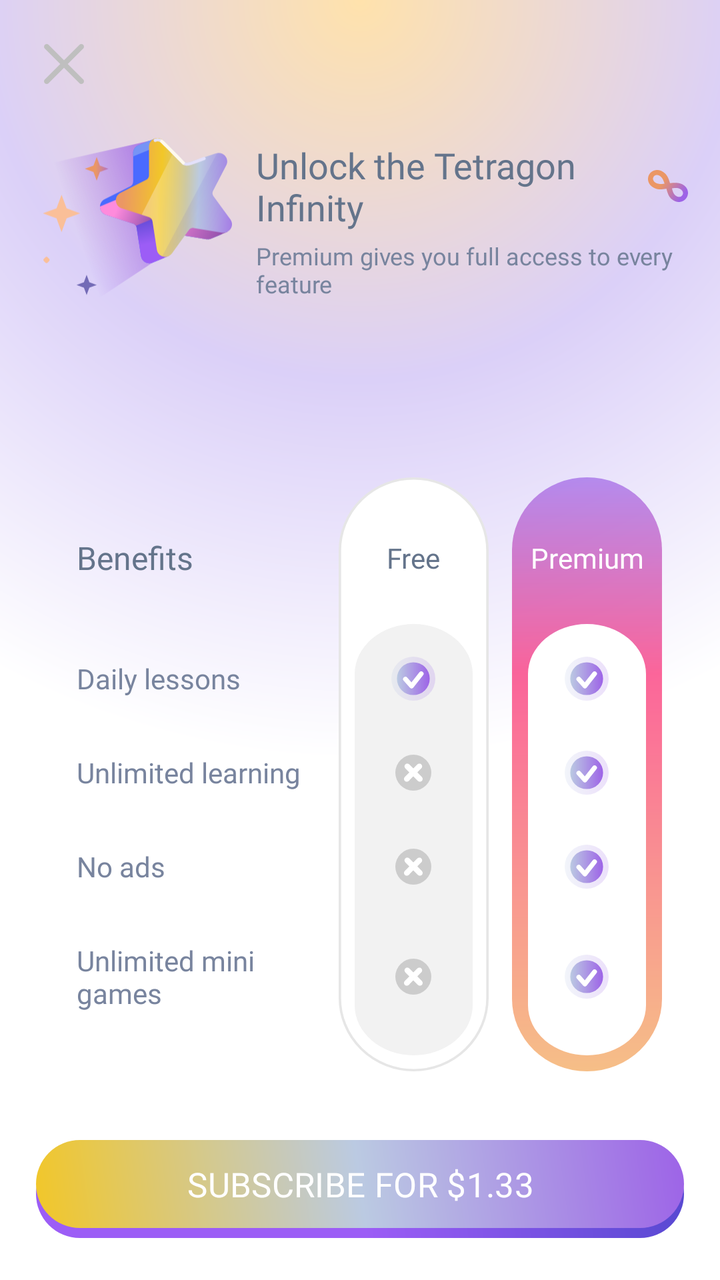
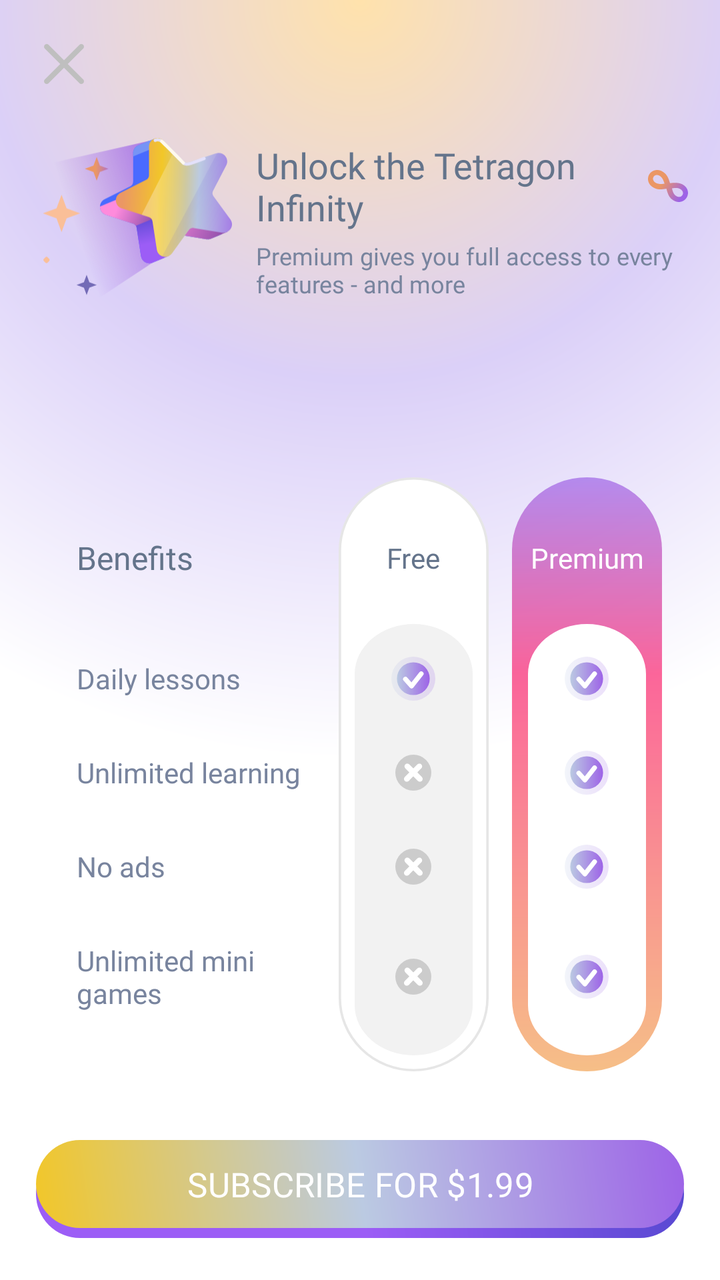

Screens rendered from an Android XML layout before and after an edit, with the pre-edit source and the edit as a unified diff.
<!-- AndroidManifest.xml: application theme Theme.Tetragon -->
<!-- res/layout/activity_intro_subscription.xml -->
<?xml version="1.0" encoding="utf-8"?>
<androidx.constraintlayout.widget.ConstraintLayout xmlns:android="http://schemas.android.com/apk/res/android"
    xmlns:app="http://schemas.android.com/apk/res-auto"
    xmlns:tools="http://schemas.android.com/tools"
    android:id="@+id/main"
    android:layout_width="match_parent"
    android:layout_height="match_parent"
    android:background="@drawable/custom_bg_top_glow"
    tools:context=".subscriptionModel.IntroSubscriptionActivity">

    <androidx.constraintlayout.widget.ConstraintLayout
        android:layout_width="match_parent"
        android:layout_height="match_parent"
        android:padding="16dp">

        <ImageView
            android:id="@+id/btnClose"
            android:layout_width="32dp"
            android:layout_height="32dp"
            android:padding="6dp"
            android:src="@drawable/exit_btn"
            app:layout_constraintStart_toStartOf="parent"
            app:layout_constraintTop_toTopOf="parent"/>

        <androidx.constraintlayout.widget.ConstraintLayout
            android:id="@+id/headerContainer"
            android:layout_width="wrap_content"
            android:layout_height="wrap_content"
            android:layout_marginTop="12dp"
            app:layout_constraintEnd_toEndOf="parent"
            app:layout_constraintStart_toStartOf="parent"
            app:layout_constraintTop_toBottomOf="@id/btnClose">

            <ImageView
                android:id="@+id/ivHeaderStar"
                android:layout_width="100dp"
                android:layout_height="100dp"
                android:src="@drawable/star_subscription"
                app:layout_constraintBottom_toBottomOf="parent"
                app:layout_constraintStart_toStartOf="parent"
                app:layout_constraintTop_toTopOf="parent" />

            <androidx.constraintlayout.widget.ConstraintLayout
                android:id="@+id/headerTextContainer"
                android:layout_width="wrap_content"
                android:layout_height="wrap_content"
                android:layout_marginStart="12dp"
                app:layout_constrainedWidth="true"
                app:layout_constraintBottom_toBottomOf="@id/ivHeaderStar"
                app:layout_constraintEnd_toEndOf="parent"
                app:layout_constraintStart_toEndOf="@id/ivHeaderStar"
                app:layout_constraintTop_toTopOf="@id/ivHeaderStar">

                <TextView
                    android:id="@+id/tvHeaderTitleCombined"
                    android:layout_width="0dp"
                    android:layout_height="wrap_content"
                    android:fontFamily="@font/inter_semibold"
                    android:text="Unlock the Tetragon Infinity"
                    android:textColor="@color/text_color"
                    android:textSize="18sp"
                    android:maxLines="2"
                    android:ellipsize="end"
                    app:layout_constraintHorizontal_bias="0"
                    app:layout_constraintHorizontal_chainStyle="packed"
                    app:layout_constraintStart_toStartOf="parent"
                    app:layout_constraintTop_toTopOf="parent"
                    app:layout_constraintEnd_toStartOf="@+id/ivInfinity"
                    app:layout_constraintWidth_default="wrap" />

                <ImageView
                    android:id="@+id/ivInfinity"
                    android:layout_width="20dp"
                    android:layout_height="20dp"
                    android:layout_marginStart="8dp"
                    android:src="@drawable/infinity_subscription"
                    app:layout_constraintBottom_toBottomOf="@id/tvHeaderTitleCombined"
                    app:layout_constraintEnd_toEndOf="parent"
                    app:layout_constraintStart_toEndOf="@id/tvHeaderTitleCombined"
                    app:layout_constraintTop_toTopOf="@id/tvHeaderTitleCombined" />

                <TextView
                    android:id="@+id/tvSubtitle"
                    android:layout_width="wrap_content"
                    android:layout_height="wrap_content"
                    android:layout_marginTop="4dp"
                    android:fontFamily="@font/inter_medium"
                    android:text="Premium gives you full access to every feature"
                    android:textColor="#78849E"
                    android:textSize="12sp"
                    app:layout_constrainedWidth="true"
                    app:layout_constraintEnd_toEndOf="parent"
                    app:layout_constraintHorizontal_bias="0"
                    app:layout_constraintStart_toStartOf="parent"
                    app:layout_constraintTop_toBottomOf="@id/tvHeaderTitleCombined" />

            </androidx.constraintlayout.widget.ConstraintLayout>
        </androidx.constraintlayout.widget.ConstraintLayout>

        <androidx.constraintlayout.widget.ConstraintLayout
            android:id="@+id/comparisonTableContainer"
            android:layout_width="0dp"
            android:layout_height="0dp"
            android:layout_marginTop="16dp"
            android:layout_marginBottom="16dp"
            android:paddingTop="80dp"
            android:clipToPadding="false"
            android:clipChildren="false"
            app:layout_constraintWidth_max="600dp"
            app:layout_constraintWidth_default="wrap"
            app:layout_constraintBottom_toTopOf="@id/subscirbe_container"
            app:layout_constraintEnd_toEndOf="parent"
            app:layout_constraintStart_toStartOf="parent"
            app:layout_constraintTop_toBottomOf="@id/headerContainer">

            <androidx.constraintlayout.widget.Guideline
                android:id="@+id/g1"
                android:layout_width="wrap_content"
                android:layout_height="wrap_content"
                android:orientation="vertical"
                app:layout_constraintGuide_percent="0.05" />

            <androidx.constraintlayout.widget.Guideline
                android:id="@+id/g2"
                android:layout_width="wrap_content"
                android:layout_height="wrap_content"
                android:orientation="vertical"
                app:layout_constraintGuide_percent="0.45" />

            <androidx.constraintlayout.widget.Guideline
                android:id="@+id/g3"
                android:layout_width="wrap_content"
                android:layout_height="wrap_content"
                android:orientation="vertical"
                app:layout_constraintGuide_percent="0.72" />

            <androidx.constraintlayout.widget.ConstraintLayout
                android:id="@+id/freePillContainer"
                android:layout_width="85dp"
                android:layout_height="0dp"
                android:layout_marginTop="-35dp"
                android:layout_marginBottom="-35dp"
                android:padding="5dp"
                app:layout_constraintTop_toTopOf="@id/labelBenefits"
                app:layout_constraintBottom_toBottomOf="@id/r4"
                app:layout_constraintStart_toStartOf="@id/g2"
                app:layout_constraintEnd_toStartOf="@id/g3">

                <View
                    android:layout_width="match_parent"
                    android:layout_height="match_parent"
                    android:background="@drawable/custom_free_column_border" />

                <View
                    android:layout_width="match_parent"
                    android:layout_height="0dp"
                    android:layout_margin="8dp"
                    android:background="@drawable/custom_inner_pill_gray"
                    app:layout_constraintBottom_toBottomOf="parent"
                    app:layout_constraintTop_toBottomOf="@id/freeHeaderGuideline" />

                <androidx.constraintlayout.widget.Guideline
                    android:id="@+id/freeHeaderGuideline"
                    android:layout_width="wrap_content"
                    android:layout_height="wrap_content"
                    android:orientation="horizontal"
                    app:layout_constraintGuide_percent="0.22" />
            </androidx.constraintlayout.widget.ConstraintLayout>

            <androidx.constraintlayout.widget.ConstraintLayout
                android:id="@+id/premiumPillContainer"
                android:layout_width="85dp"
                android:layout_height="0dp"
                android:layout_marginTop="-35dp"
                android:layout_marginBottom="-35dp"
                android:padding="5dp"
                app:layout_constraintTop_toTopOf="@id/labelBenefits"
                app:layout_constraintBottom_toBottomOf="@id/r4"
                app:layout_constraintStart_toStartOf="@id/g3"
                app:layout_constraintEnd_toEndOf="parent">

                <View
                    android:layout_width="match_parent"
                    android:layout_height="match_parent"
                    android:background="@drawable/custom_premium_column_gradient" />

                <View
                    android:layout_width="match_parent"
                    android:layout_height="0dp"
                    android:layout_margin="8dp"
                    android:background="@drawable/custom_inner_pill"
                    app:layout_constraintBottom_toBottomOf="parent"
                    app:layout_constraintTop_toBottomOf="@id/premiumHeaderGuideline" />

                <androidx.constraintlayout.widget.Guideline
                    android:id="@+id/premiumHeaderGuideline"
                    android:layout_width="wrap_content"
                    android:layout_height="wrap_content"
                    android:orientation="horizontal"
                    app:layout_constraintGuide_percent="0.22" />
            </androidx.constraintlayout.widget.ConstraintLayout>

            <TextView
                android:id="@+id/labelBenefits"
                android:layout_width="0dp"
                android:layout_height="wrap_content"
                android:layout_marginTop="12dp"
                android:fontFamily="@font/inter_bold"
                android:text="Benefits"
                android:textColor="@color/text_color"
                android:textSize="16sp"
                app:layout_constraintEnd_toStartOf="@id/g2"
                app:layout_constraintStart_toStartOf="@id/g1"
                app:layout_constraintTop_toTopOf="parent" />

            <TextView
                android:id="@+id/tvFreeHeader"
                android:layout_width="0dp"
                android:layout_height="wrap_content"
                android:fontFamily="@font/inter_bold"
                android:text="Free"
                android:textAlignment="center"
                android:textColor="@color/text_color"
                app:layout_constraintBottom_toBottomOf="@id/labelBenefits"
                app:layout_constraintEnd_toEndOf="@id/freePillContainer"
                app:layout_constraintStart_toStartOf="@id/freePillContainer"
                app:layout_constraintTop_toTopOf="@id/labelBenefits" />

            <TextView
                android:id="@+id/tvPremiumHeader"
                android:layout_width="0dp"
                android:layout_height="wrap_content"
                android:fontFamily="@font/inter_bold"
                android:text="Premium"
                android:textAlignment="center"
                android:textColor="@color/white"
                app:layout_constraintBottom_toBottomOf="@id/labelBenefits"
                app:layout_constraintEnd_toEndOf="@id/premiumPillContainer"
                app:layout_constraintStart_toStartOf="@id/premiumPillContainer"
                app:layout_constraintTop_toTopOf="@id/labelBenefits" />

            <TextView
                android:id="@+id/r1"
                android:layout_width="0dp"
                android:layout_height="wrap_content"
                android:layout_marginTop="40dp"
                android:fontFamily="@font/inter_semibold"
                android:text="Daily lessons"
                android:textColor="#78849E"
                app:layout_constraintEnd_toEndOf="@id/labelBenefits"
                app:layout_constraintStart_toStartOf="@id/labelBenefits"
                app:layout_constraintTop_toBottomOf="@id/labelBenefits" />

            <ImageView
                android:layout_width="22dp"
                android:layout_height="22dp"
                android:src="@drawable/ic_check_circle"
                app:layout_constraintBottom_toBottomOf="@id/r1"
                app:layout_constraintEnd_toEndOf="@id/freePillContainer"
                app:layout_constraintStart_toStartOf="@id/freePillContainer"
                app:layout_constraintTop_toTopOf="@id/r1" />

            <ImageView
                android:layout_width="22dp"
                android:layout_height="22dp"
                android:src="@drawable/ic_check_circle"
                app:layout_constraintBottom_toBottomOf="@id/r1"
                app:layout_constraintEnd_toEndOf="@id/premiumPillContainer"
                app:layout_constraintStart_toStartOf="@id/premiumPillContainer"
                app:layout_constraintTop_toTopOf="@id/r1" />

            <TextView
                android:id="@+id/r2"
                android:layout_width="0dp"
                android:layout_height="wrap_content"
                android:layout_marginTop="28dp"
                android:fontFamily="@font/inter_semibold"
                android:text="Unlimited learning"
                android:textColor="#78849E"
                app:layout_constraintEnd_toEndOf="@id/r1"
                app:layout_constraintStart_toStartOf="@id/r1"
                app:layout_constraintTop_toBottomOf="@id/r1" />

            <ImageView
                android:layout_width="18dp"
                android:layout_height="18dp"
                android:src="@drawable/ic_uncheck_circle"
                app:layout_constraintBottom_toBottomOf="@id/r2"
                app:layout_constraintEnd_toEndOf="@id/freePillContainer"
                app:layout_constraintStart_toStartOf="@id/freePillContainer"
                app:layout_constraintTop_toTopOf="@id/r2" />

            <ImageView
                android:layout_width="22dp"
                android:layout_height="22dp"
                android:src="@drawable/ic_check_circle"
                app:layout_constraintBottom_toBottomOf="@id/r2"
                app:layout_constraintEnd_toEndOf="@id/premiumPillContainer"
                app:layout_constraintStart_toStartOf="@id/premiumPillContainer"
                app:layout_constraintTop_toTopOf="@id/r2" />

            <TextView
                android:id="@+id/r3"
                android:layout_width="0dp"
                android:layout_height="wrap_content"
                android:layout_marginTop="28dp"
                android:fontFamily="@font/inter_semibold"
                android:text="No ads"
                android:textColor="#78849E"
                app:layout_constraintEnd_toEndOf="@id/r2"
                app:layout_constraintStart_toStartOf="@id/r2"
                app:layout_constraintTop_toBottomOf="@id/r2" />

            <ImageView
                android:layout_width="18dp"
                android:layout_height="18dp"
                android:src="@drawable/ic_uncheck_circle"
                app:layout_constraintBottom_toBottomOf="@id/r3"
                app:layout_constraintEnd_toEndOf="@id/freePillContainer"
                app:layout_constraintStart_toStartOf="@id/freePillContainer"
                app:layout_constraintTop_toTopOf="@id/r3" />

            <ImageView
                android:layout_width="22dp"
                android:layout_height="22dp"
                android:src="@drawable/ic_check_circle"
                app:layout_constraintBottom_toBottomOf="@id/r3"
                app:layout_constraintEnd_toEndOf="@id/premiumPillContainer"
                app:layout_constraintStart_toStartOf="@id/premiumPillContainer"
                app:layout_constraintTop_toTopOf="@id/r3" />

            <TextView
                android:id="@+id/r4"
                android:layout_width="0dp"
                android:layout_height="wrap_content"
                android:layout_marginTop="28dp"
                android:fontFamily="@font/inter_semibold"
                android:text="Unlimited mini games"
                android:textColor="#78849E"
                app:layout_constraintEnd_toEndOf="@id/r3"
                app:layout_constraintStart_toStartOf="@id/r3"
                app:layout_constraintTop_toBottomOf="@id/r3" />

            <ImageView
                android:layout_width="18dp"
                android:layout_height="18dp"
                android:src="@drawable/ic_uncheck_circle"
                app:layout_constraintBottom_toBottomOf="@id/r4"
                app:layout_constraintEnd_toEndOf="@id/freePillContainer"
                app:layout_constraintStart_toStartOf="@id/freePillContainer"
                app:layout_constraintTop_toTopOf="@id/r4" />

            <ImageView
                android:layout_width="22dp"
                android:layout_height="22dp"
                android:src="@drawable/ic_check_circle"
                app:layout_constraintBottom_toBottomOf="@id/r4"
                app:layout_constraintEnd_toEndOf="@id/premiumPillContainer"
                app:layout_constraintStart_toStartOf="@id/premiumPillContainer"
                app:layout_constraintTop_toTopOf="@id/r4" />
        </androidx.constraintlayout.widget.ConstraintLayout>

        <FrameLayout
            android:id="@+id/subscirbe_container"
            android:layout_width="match_parent"
            android:layout_height="wrap_content"
            android:layout_marginTop="5dp"
            android:clipChildren="false"
            android:clipToPadding="false"
            android:paddingBottom="8dp"
            app:layout_constraintBottom_toBottomOf="parent"
            app:layout_constraintEnd_toEndOf="parent"
            app:layout_constraintStart_toStartOf="parent">

            <FrameLayout
                android:id="@+id/subscribe_enabled_btn_container"
                android:layout_width="match_parent"
                android:layout_height="wrap_content"
                android:visibility="visible">

                <View
                    android:layout_width="match_parent"
                    android:layout_height="48dp"
                    android:background="@drawable/custom_gradient_button_shadow"
                    android:translationY="5dp" />

                <Button
                    android:id="@+id/subscribe_enabled_btn"
                    android:layout_width="match_parent"
                    android:layout_height="48dp"
                    android:background="@drawable/custom_gradient_button"
                    android:fontFamily="@font/inter_semibold"
                    android:stateListAnimator="@drawable/button_animator"
                    android:text="SUBSCRIBE FOR $1.33"
                    android:textColor="@color/white"
                    android:textSize="17sp"
                    app:backgroundTint="@null" />
            </FrameLayout>

            <FrameLayout
                android:id="@+id/subscribe_disabled_btn_container"
                android:layout_width="match_parent"
                android:layout_height="wrap_content"
                android:visibility="invisible">

                <View
                    android:layout_width="match_parent"
                    android:layout_height="48dp"
                    android:background="@drawable/custom_button"
                    android:backgroundTint="@color/gray_2"
                    android:translationY="5dp" />

                <TextView
                    android:id="@+id/subscribe_disabled_btn"
                    android:layout_width="match_parent"
                    android:layout_height="48dp"
                    android:fontFamily="@font/inter_semibold"
                    android:gravity="center"
                    android:text="LOADING.."
                    android:textColor="@color/gray_1"
                    android:textSize="17sp"
                    android:translationY="5dp" />
            </FrameLayout>
        </FrameLayout>

    </androidx.constraintlayout.widget.ConstraintLayout>

</androidx.constraintlayout.widget.ConstraintLayout>
<!-- resources referenced by this layout -->
<resources>
  <color name="gray_1">#A5A5A5</color>
  <color name="gray_2">#E5E5E5</color>
  <color name="text_color">#64748b</color>
  <color name="white">#FFFFFFFF</color>
  <!-- drawable button_animator (drawable) -->
  <?xml version="1.0" encoding="utf-8"?>
  <selector xmlns:android="http://schemas.android.com/apk/res/android">
  
      
      <item android:state_pressed="true">
          <objectAnimator
              android:propertyName="translationY"
              android:valueTo="5dp"
              android:duration="0" />
      </item>
  
      
      <item>
          <objectAnimator
              android:propertyName="translationY"
              android:valueTo="0dp"
              android:duration="0" />
      </item>
  
  </selector>
  <!-- drawable custom_bg_top_glow (drawable) -->
  <?xml version="1.0" encoding="utf-8"?>
  <shape xmlns:android="http://schemas.android.com/apk/res/android"
      android:shape="rectangle">
      <gradient
          android:type="radial"
          android:gradientRadius="380dp"
          android:centerX="50%"
          android:centerY="0%"
          android:startColor="#FFE2AC"
          android:centerColor="#DBD0F8"
          android:endColor="#FFFFFF" />
  </shape>
  <!-- drawable custom_button (drawable) -->
  <?xml version="1.0" encoding="utf-8"?>
  <shape xmlns:android="http://schemas.android.com/apk/res/android"
      android:shape="rectangle">
      <solid android:color="#ffffff"/>
      <stroke android:color="#e5e5e5"
          android:width="2dp"/>
      <corners android:radius="100dp"/>
  </shape>
  <!-- drawable custom_inner_pill (drawable) -->
  <vector xmlns:android="http://schemas.android.com/apk/res/android"
      android:width="86.81dp"
      android:height="373.87dp"
      android:viewportWidth="86.81"
      android:viewportHeight="373.87">
    <path
        android:pathData="M43.4,0L43.41,0A43.4,43.4 0,0 1,86.81 43.4L86.81,330.47A43.4,43.4 0,0 1,43.41 373.87L43.4,373.87A43.4,43.4 0,0 1,0 330.47L0,43.4A43.4,43.4 0,0 1,43.4 0z"
        android:fillColor="#fff"/>
  </vector>
  <!-- drawable custom_inner_pill_gray (drawable) -->
  <vector xmlns:android="http://schemas.android.com/apk/res/android"
      android:width="86.81dp"
      android:height="373.87dp"
      android:viewportWidth="86.81"
      android:viewportHeight="373.87">
    <path
        android:pathData="M43.4,0L43.41,0A43.4,43.4 0,0 1,86.81 43.4L86.81,330.47A43.4,43.4 0,0 1,43.41 373.87L43.4,373.87A43.4,43.4 0,0 1,0 330.47L0,43.4A43.4,43.4 0,0 1,43.4 0z"
        android:fillColor="#f2f2f2"/>
  </vector>
  <style name="Theme.Tetragon" parent="Base.Theme.Tetragon" />
  <style name="Base.Theme.Tetragon" parent="Theme.Material3.DayNight.NoActionBar">
          
          
          <item name="android:statusBarColor">@color/white</item>
          <item name="android:navigationBarColor">@color/white</item>
          
          <item name="android:windowLightStatusBar">true</item>
      </style>
  <!-- unchanged entries left out for length: 9 -->
</resources>

<!-- the commit's change to res/layout/activity_intro_subscription.xml (unified diff, before → after) -->
@@ -56,7 +56,7 @@
                     android:layout_width="0dp"
                     android:layout_height="wrap_content"
                     android:fontFamily="@font/inter_semibold"
-                    android:text="Unlock the Tetragon Infinity"
+                    android:text="@string/unlock_the_tetragon_infinity"
                     android:textColor="@color/text_color"
                     android:textSize="18sp"
                     android:maxLines="2"
@@ -85,7 +85,7 @@
                     android:layout_height="wrap_content"
                     android:layout_marginTop="4dp"
                     android:fontFamily="@font/inter_medium"
-                    android:text="Premium gives you full access to every feature"
+                    android:text="@string/premium_gives_you_full_access_to_every_features_and_more"
                     android:textColor="#78849E"
                     android:textSize="12sp"
                     app:layout_constrainedWidth="true"
@@ -206,7 +206,7 @@
                 android:layout_height="wrap_content"
                 android:layout_marginTop="12dp"
                 android:fontFamily="@font/inter_bold"
-                android:text="Benefits"
+                android:text="@string/benefits"
                 android:textColor="@color/text_color"
                 android:textSize="16sp"
                 app:layout_constraintEnd_toStartOf="@id/g2"
@@ -218,7 +218,7 @@
                 android:layout_width="0dp"
                 android:layout_height="wrap_content"
                 android:fontFamily="@font/inter_bold"
-                android:text="Free"
+                android:text="@string/free"
                 android:textAlignment="center"
                 android:textColor="@color/text_color"
                 app:layout_constraintBottom_toBottomOf="@id/labelBenefits"
@@ -231,7 +231,7 @@
                 android:layout_width="0dp"
                 android:layout_height="wrap_content"
                 android:fontFamily="@font/inter_bold"
-                android:text="Premium"
+                android:text="@string/premium"
                 android:textAlignment="center"
                 android:textColor="@color/white"
                 app:layout_constraintBottom_toBottomOf="@id/labelBenefits"
@@ -245,7 +245,7 @@
                 android:layout_height="wrap_content"
                 android:layout_marginTop="40dp"
                 android:fontFamily="@font/inter_semibold"
-                android:text="Daily lessons"
+                android:text="@string/daily_lessons"
                 android:textColor="#78849E"
                 app:layout_constraintEnd_toEndOf="@id/labelBenefits"
                 app:layout_constraintStart_toStartOf="@id/labelBenefits"
@@ -275,7 +275,7 @@
                 android:layout_height="wrap_content"
                 android:layout_marginTop="28dp"
                 android:fontFamily="@font/inter_semibold"
-                android:text="Unlimited learning"
+                android:text="@string/unlimited_learning"
                 android:textColor="#78849E"
                 app:layout_constraintEnd_toEndOf="@id/r1"
                 app:layout_constraintStart_toStartOf="@id/r1"
@@ -305,7 +305,7 @@
                 android:layout_height="wrap_content"
                 android:layout_marginTop="28dp"
                 android:fontFamily="@font/inter_semibold"
-                android:text="No ads"
+                android:text="@string/no_ads"
                 android:textColor="#78849E"
                 app:layout_constraintEnd_toEndOf="@id/r2"
                 app:layout_constraintStart_toStartOf="@id/r2"
@@ -335,7 +335,7 @@
                 android:layout_height="wrap_content"
                 android:layout_marginTop="28dp"
                 android:fontFamily="@font/inter_semibold"
-                android:text="Unlimited mini games"
+                android:text="@string/unlimited_mini_games"
                 android:textColor="#78849E"
                 app:layout_constraintEnd_toEndOf="@id/r3"
                 app:layout_constraintStart_toStartOf="@id/r3"
@@ -391,7 +391,7 @@
                     android:background="@drawable/custom_gradient_button"
                     android:fontFamily="@font/inter_semibold"
                     android:stateListAnimator="@drawable/button_animator"
-                    android:text="SUBSCRIBE FOR $1.33"
+                    android:text="@string/subscribe_for_1_33"
                     android:textColor="@color/white"
                     android:textSize="17sp"
                     app:backgroundTint="@null" />
@@ -416,7 +416,7 @@
                     android:layout_height="48dp"
                     android:fontFamily="@font/inter_semibold"
                     android:gravity="center"
-                    android:text="LOADING.."
+                    android:text="@string/loading"
                     android:textColor="@color/gray_1"
                     android:textSize="17sp"
                     android:translationY="5dp" />
<!-- resource entries referenced after the edit -->
@@ -67,14 +67,27 @@
         android:pathData="M43.4,0L43.41,0A43.4,43.4 0,0 1,86.81 43.4L86.81,330.47A43.4,43.4 0,0 1,43.41 373.87L43.4,373.87A43.4,43.4 0,0 1,0 330.47L0,43.4A43.4,43.4 0,0 1,43.4 0z"
         android:fillColor="#f2f2f2"/>
   </vector>
+  <string name="benefits">Benefits</string>
+  <string name="daily_lessons">Daily lessons</string>
+  <string name="free">Free</string>
+  <string name="loading">LOADING...</string>
+  <string name="no_ads">No ads</string>
+  <string name="premium">Premium</string>
+  <string name="premium_gives_you_full_access_to_every_features_and_more">Premium gives you full access to every features - and more</string>
+  <string name="subscribe_for_1_33">SUBSCRIBE FOR $1.99</string>
+  <string name="unlimited_learning">Unlimited learning</string>
+  <string name="unlimited_mini_games">Unlimited mini games</string>
+  <string name="unlock_the_tetragon_infinity">Unlock the Tetragon Infinity</string>
   <style name="Theme.Tetragon" parent="Base.Theme.Tetragon" />
   <style name="Base.Theme.Tetragon" parent="Theme.Material3.DayNight.NoActionBar">
-          
-          
           <item name="android:statusBarColor">@color/white</item>
           <item name="android:navigationBarColor">@color/white</item>
-          
           <item name="android:windowLightStatusBar">true</item>
+  
+          <item name="android:windowBackground">@color/white</item>
+          <item name="android:colorBackground">@color/white</item>
+  
+          <item name="android:windowIsTranslucent">false</item>
       </style>
   <!-- unchanged entries left out for length: 9 -->
 </resources>
